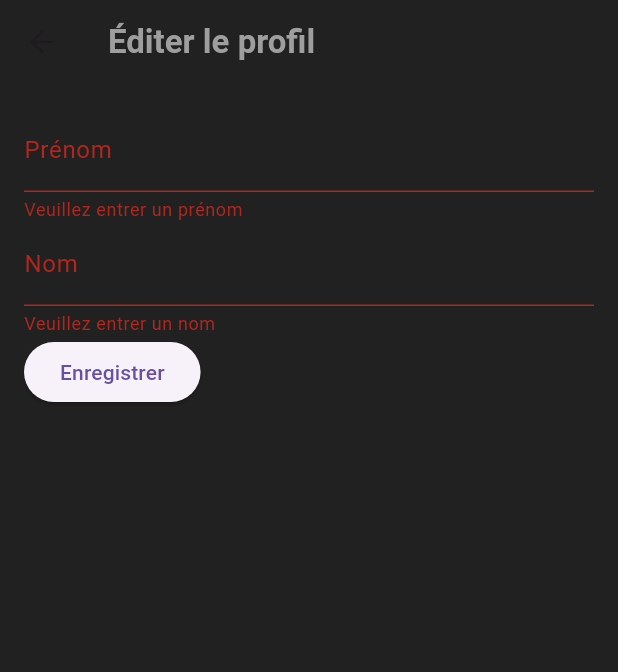
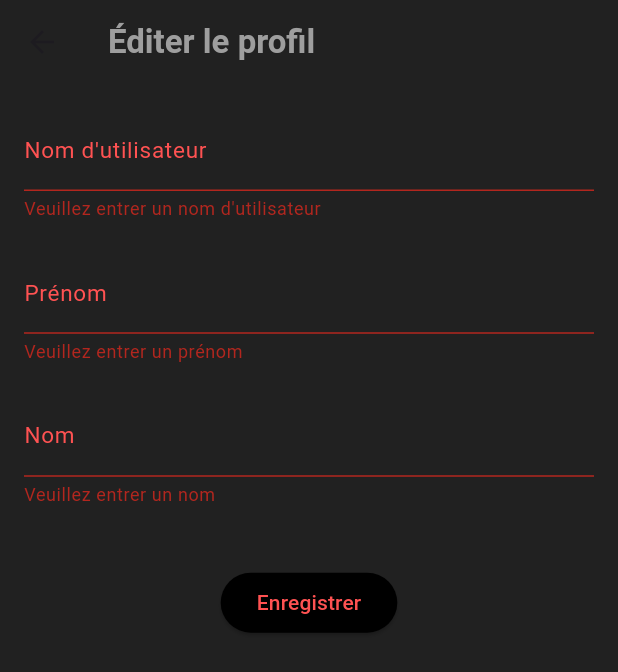
Before and after one commit to Bechamelloww/BabX, a Flutter app: the EditProfilePage screen opened directly, after a tap on "Enregistrer", on a phone screen of 412 x 824 dp. Shown: the top 672 px of the screen. Run offline on Flutter 3.47's test engine with Material 3 defaults, Android fonts, the phone set to English and light mode, and no system bars; our stand-ins replace cloud_firestore, firebase_auth, firebase_core, google_sign_in, image_picker, quickalert and 1 more; accounts and stored records are empty.

Commit message:
adding profile editwithout profile picture edition

```diff
--- a/lib/pages/Home.dart
+++ b/lib/pages/Home.dart
@@ -4,7 +4,6 @@ import 'package:babx/pages/profile.dart';
 import 'chat_page.dart';
 import 'main_page.dart';
 import 'hub.dart';
-
 
 class Home extends StatefulWidget {
   const Home({super.key});
@@ -33,30 +32,32 @@ class _HomeState extends State<Home> {
           backgroundColor: Colors.grey[900],
           centerTitle: true,
           title: [
-            const Text("Accueil",
-            style: TextStyle(
-              fontWeight: FontWeight.bold,
-              fontSize: 20,
-              color: Colors.white70
-            ),),
-            const Text("Salons",
+            const Text(
+              "Accueil",
               style: TextStyle(
                   fontWeight: FontWeight.bold,
                   fontSize: 20,
-                  color: Colors.white70
-              ),),
-            const Text("Profil",
+                  color: Colors.white70),
+            ),
+            const Text(
+              "Salons",
               style: TextStyle(
                   fontWeight: FontWeight.bold,
                   fontSize: 20,
-                  color: Colors.white70
-              ),)
+                  color: Colors.white70),
+            ),
+            const Text(
+              "Profil",
+              style: TextStyle(
+                  fontWeight: FontWeight.bold,
+                  fontSize: 20,
+                  color: Colors.white70),
+            )
           ][_currentIndex],
           actions: [
             IconButton(onPressed: signUserOut, icon: Icon(Icons.logout))
           ],
         ),
-
         body: [
           HomePage(),
           const HubPage(),
@@ -93,7 +94,6 @@ class _HomeState extends State<Home> {
               ),
             ],
           ),
-        )
-    );
+        ));
   }
 }
--- a/lib/pages/edit_profile_page.dart
+++ b/lib/pages/edit_profile_page.dart
@@ -1,4 +1,8 @@
+import 'package:cloud_firestore/cloud_firestore.dart';
+import 'package:firebase_auth/firebase_auth.dart';
 import 'package:flutter/material.dart';
+
+import '../read_data/get_data.dart';
 
 class EditProfilePage extends StatelessWidget {
   const EditProfilePage({Key? key}) : super(key: key);
@@ -9,10 +13,10 @@ class EditProfilePage extends StatelessWidget {
       backgroundColor: Colors.grey[900],
       appBar: AppBar(
         backgroundColor: Colors.grey[900],
-        title: const Text('Éditer le profil', style: TextStyle(
-          color: Colors.grey,
-          fontWeight: FontWeight.bold
-        ),),
+        title: const Text(
+          'Éditer le profil',
+          style: TextStyle(color: Colors.grey, fontWeight: FontWeight.bold),
+        ),
       ),
       body: EditProfileForm(),
     );
@@ -27,24 +31,77 @@ class EditProfileForm extends StatefulWidget {
 }
 
 class _EditProfileFormState extends State<EditProfileForm> {
-  // Ajoutez les contrôleurs pour les champs de formulaire
-  final TextEditingController _firstNameController = TextEditingController();
-  final TextEditingController _lastNameController = TextEditingController();
-  // Ajoutez une clé pour le formulaire
+  final TextEditingController usernameController = TextEditingController();
+  final TextEditingController firstNameController = TextEditingController();
+  final TextEditingController lastNameController = TextEditingController();
   final _formKey = GlobalKey<FormState>();
+
+  @override
+  void initState() {
+    super.initState();
+    UserDataService.getUserNameFromEmail().then((value) {
+      usernameController.text = value ?? '';
+    });
+    UserDataService.getFirstNameFromEmail().then((value) {
+      firstNameController.text = value ?? '';
+    });
+    UserDataService.getLastNameFromEmail().then((value) {
+      lastNameController.text = value ?? '';
+    });
+  }
+
+  final user = FirebaseAuth.instance.currentUser;
+  final usersCollection = FirebaseFirestore.instance.collection("users");
 
   @override
   Widget build(BuildContext context) {
     return Padding(
       padding: const EdgeInsets.all(16.0),
-      child: Form(
+      child: SingleChildScrollView(
+        child: Column(
+          crossAxisAlignment: CrossAxisAlignment.center,
+          children: [
+            Form(
               key: _formKey,
               child: Column(
-          crossAxisAlignment: CrossAxisAlignment.start,
+                crossAxisAlignment: CrossAxisAlignment.center,
                 children: [
                   TextFormField(
-              controller: _firstNameController,
-              decoration: const InputDecoration(labelText: 'Prénom'),
+                    controller: usernameController,
+                    decoration: const InputDecoration(
+                      labelText: 'Nom d\'utilisateur',
+                      labelStyle:
+                          TextStyle(color: Colors.redAccent, fontSize: 15),
+                      enabledBorder: UnderlineInputBorder(
+                        borderSide: BorderSide(color: Colors.redAccent),
+                      ),
+                      focusedBorder: UnderlineInputBorder(
+                        borderSide: BorderSide(color: Colors.redAccent),
+                      ),
+                    ),
+                    style: TextStyle(color: Colors.grey.shade500),
+                    validator: (value) {
+                      if (value == null || value.isEmpty) {
+                        return 'Veuillez entrer un nom d\'utilisateur';
+                      }
+                      return null;
+                    },
+                  ),
+                  const SizedBox(height: 20),
+                  TextFormField(
+                    controller: firstNameController,
+                    decoration: const InputDecoration(
+                      labelText: 'Prénom',
+                      labelStyle:
+                          TextStyle(color: Colors.redAccent, fontSize: 15),
+                      enabledBorder: UnderlineInputBorder(
+                        borderSide: BorderSide(color: Colors.redAccent),
+                      ),
+                      focusedBorder: UnderlineInputBorder(
+                        borderSide: BorderSide(color: Colors.redAccent),
+                      ),
+                    ),
+                    style: TextStyle(color: Colors.grey.shade500),
                     validator: (value) {
                       if (value == null || value.isEmpty) {
                         return 'Veuillez entrer un prénom';
@@ -52,9 +109,21 @@ class _EditProfileFormState extends State<EditProfileForm> {
                       return null;
                     },
                   ),
+                  const SizedBox(height: 20),
                   TextFormField(
-              controller: _lastNameController,
-              decoration: const InputDecoration(labelText: 'Nom'),
+                    controller: lastNameController,
+                    decoration: const InputDecoration(
+                      labelText: 'Nom',
+                      labelStyle:
+                          TextStyle(color: Colors.redAccent, fontSize: 15),
+                      enabledBorder: UnderlineInputBorder(
+                        borderSide: BorderSide(color: Colors.redAccent),
+                      ),
+                      focusedBorder: UnderlineInputBorder(
+                        borderSide: BorderSide(color: Colors.redAccent),
+                      ),
+                    ),
+                    style: TextStyle(color: Colors.grey.shade500),
                     validator: (value) {
                       if (value == null || value.isEmpty) {
                         return 'Veuillez entrer un nom';
@@ -62,18 +131,27 @@ class _EditProfileFormState extends State<EditProfileForm> {
                       return null;
                     },
                   ),
+                  const SizedBox(height: 40),
                   ElevatedButton(
-              onPressed: () {
-                // Validez le formulaire
+                    onPressed: () async {
                       if (_formKey.currentState!.validate()) {
-                  // Ajoutez ici le code pour enregistrer les modifications dans la base de données ou ailleurs
-                  // Vous pouvez accéder aux valeurs des champs avec _firstNameController.text et _lastNameController.text
-                  // N'oubliez pas de naviguer vers la page précédente après l'édition
+                        await usersCollection.doc(user?.email).update({
+                          'username': usernameController.text.trim(),
+                          'firstname': firstNameController.text.trim(),
+                          'lastname':
+                              lastNameController.text.trim().toUpperCase(),
+                        });
                         Navigator.pop(context);
                       }
                     },
-              child: const Text('Enregistrer'),
+                    style:
+                        ElevatedButton.styleFrom(backgroundColor: Colors.black),
+                    child: const Text('Enregistrer',
+                        style: TextStyle(color: Colors.redAccent)),
                   ),
+                ],
+              ),
+            )
           ],
         ),
       ),
--- a/lib/pages/main_page.dart
+++ b/lib/pages/main_page.dart
@@ -1,5 +1,5 @@
 import 'package:babx/read_data/get_top5Table.dart';
-import 'package:babx/read_data/get_username.dart';
+import 'package:babx/read_data/get_data.dart';
 import 'package:firebase_auth/firebase_auth.dart';
 import 'package:flutter/material.dart';
 
@@ -14,6 +14,7 @@ class HomePage extends StatefulWidget {
 
 class _HomePageState extends State<HomePage> {
   final user = FirebaseAuth.instance.currentUser;
+
   @override
   Widget build(BuildContext context) {
     return Container(
@@ -32,8 +33,7 @@ class _HomePageState extends State<HomePage> {
                     color: Colors.white),
               ),
               Padding(padding: EdgeInsets.only(top: 10)),
-              Center(
-                  child: UsernameText()),
+              Center(child: UsernameText()),
               SizedBox(
                 height: 60,
               ),
--- a/lib/read_data/get_username.dart
+++ b/lib/read_data/get_data.dart
@@ -12,8 +12,40 @@ class UserDataService {
           .get();
       if (userDataSnapshot.exists) {
         Map<String, dynamic> userData =
+            userDataSnapshot.data() as Map<String, dynamic>;
+        return userData['username'];
+      }
+    }
+    return null;
+  }
+
+  static Future<String?> getLastNameFromEmail() async {
+    String? userMail = FirebaseAuth.instance.currentUser?.email;
+    if (userMail != null) {
+      DocumentSnapshot userDataSnapshot = await FirebaseFirestore.instance
+          .collection('users')
+          .doc(userMail)
+          .get();
+      if (userDataSnapshot.exists) {
+        Map<String, dynamic> userData =
         userDataSnapshot.data() as Map<String, dynamic>;
-        return userData['username'];
+        return userData['lastname'];
+      }
+    }
+    return null;
+  }
+
+  static Future<String?> getFirstNameFromEmail() async {
+    String? userMail = FirebaseAuth.instance.currentUser?.email;
+    if (userMail != null) {
+      DocumentSnapshot userDataSnapshot = await FirebaseFirestore.instance
+          .collection('users')
+          .doc(userMail)
+          .get();
+      if (userDataSnapshot.exists) {
+        Map<String, dynamic> userData =
+        userDataSnapshot.data() as Map<String, dynamic>;
+        return userData['firstname'];
       }
     }
     return null;
@@ -34,7 +66,10 @@ class UsernameText extends StatelessWidget {
           return Text('Error: ${snapshot.error}');
         } else {
           if (snapshot.data != null) {
-            return Text("Connecté en tant que ${snapshot.data!} !", style: const TextStyle(color: Colors.white60),);
+            return Text(
+              "Connecté en tant que ${snapshot.data!} !",
+              style: const TextStyle(color: Colors.white60),
+            );
           } else {
             return const Text('Pas de nom d\'utilisateur trouvé');
           }
```
Lines whose indentation alone changed are shown as unchanged.
